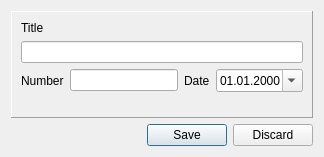
The window that dialogs/protocoldetailsdialog.ui (caxapyk/pa-decision) describes before a commit, drawn with Qt 5.
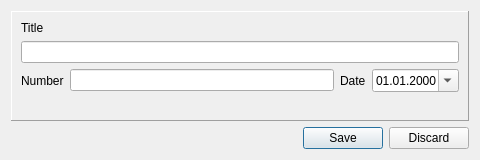
The same window after the commit. Icons and pictures are not drawn.

```diff
--- a/dialogs/protocoldetailsdialog.ui
+++ b/dialogs/protocoldetailsdialog.ui
@@ -6,10 +6,22 @@
    <rect>
     <x>0</x>
     <y>0</y>
-    <width>324</width>
-    <height>157</height>
+    <width>480</width>
+    <height>160</height>
    </rect>
   </property>
+  <property name="minimumSize">
+   <size>
+    <width>480</width>
+    <height>160</height>
+   </size>
+  </property>
+  <property name="maximumSize">
+   <size>
+    <width>480</width>
+    <height>160</height>
+   </size>
+  </property>
   <property name="windowTitle">
    <string>Edit protocol</string>
   </property>
```
